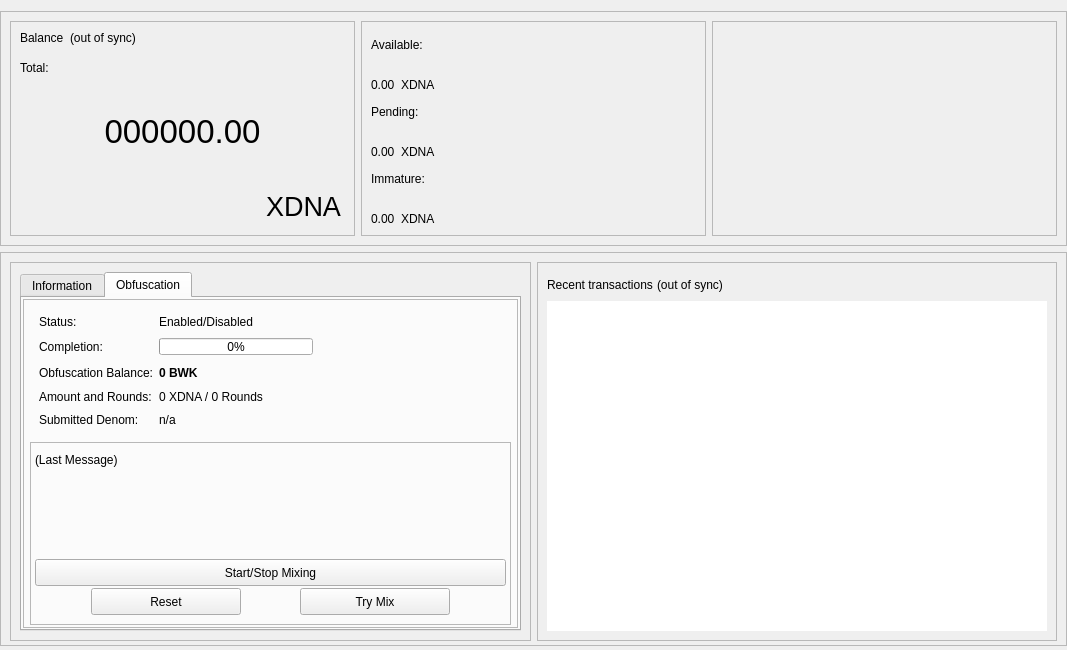
This is src/qt/forms/overviewpage.ui in XDNA-Core/XDNA as Qt 5 draws it before an edit. The edited form follows.
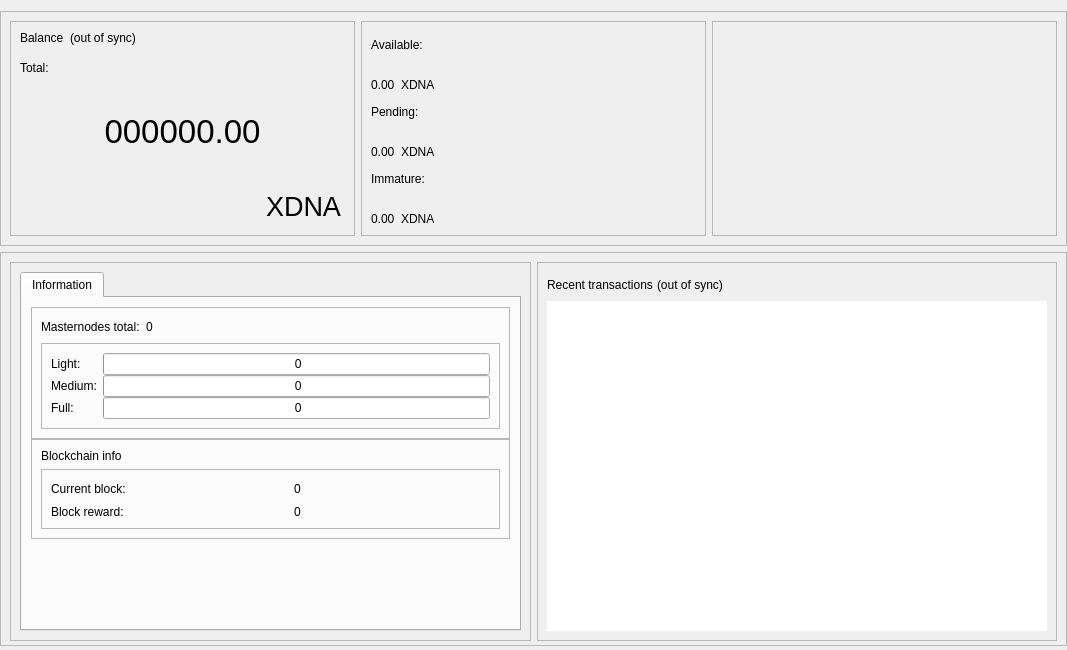
This is the edited form. The open tabs and pages were chosen to show the change.

The edit to the form file:
```diff
--- a/src/qt/forms/overviewpage.ui
+++ b/src/qt/forms/overviewpage.ui
@@ -791,13 +791,6 @@
                            </property>
                           </widget>
                          </item>
-                         <item row="2" column="2">
-                          <widget class="QLabel" name="label_CurrentBitGun_value">
-                           <property name="text">
-                            <string>0</string>
-                           </property>
-                          </widget>
-                         </item>
                          <item row="0" column="0">
                           <widget class="QLabel" name="label_CurrentBlock">
                            <property name="minimumSize">
@@ -817,47 +810,14 @@
                            </property>
                           </widget>
                          </item>
-                         <item row="2" column="0">
-                          <widget class="QLabel" name="label_CurrentBitGun">
-                           <property name="minimumSize">
-                            <size>
-                             <width>0</width>
-                             <height>0</height>
-                            </size>
-                           </property>
-                           <property name="maximumSize">
-                            <size>
-                             <width>16777215</width>
-                             <height>16777215</height>
-                            </size>
-                           </property>
-                           <property name="text">
-                            <string>BitGun level:</string>
-                           </property>
-                          </widget>
-                         </item>
-                         <item row="1" column="2">
-                          <widget class="QLabel" name="label_Nethash_value">
-                           <property name="text">
-                            <string>0</string>
-                           </property>
-                          </widget>
-                         </item>
-                         <item row="3" column="0">
+                         <item row="1" column="0">
                           <widget class="QLabel" name="label_CurrentBlockReward">
                            <property name="text">
                             <string>Block reward:</string>
                            </property>
                           </widget>
                          </item>
-                         <item row="1" column="0">
-                          <widget class="QLabel" name="label_Nethash">
-                           <property name="text">
-                            <string>Nethash MHs:</string>
-                           </property>
-                          </widget>
-                         </item>
-                         <item row="3" column="2">
+                         <item row="1" column="2">
                           <widget class="QLabel" name="label_CurrentBlockReward_value">
                            <property name="text">
                             <string>0</string>
@@ -903,397 +863,6 @@
                  </item>
                 </layout>
                </widget>
-               <widget class="QWidget" name="TabObfuscation">
-                <attribute name="title">
-                 <string>Obfuscation</string>
-                </attribute>
-                <layout class="QVBoxLayout" name="verticalLayout_12">
-                 <property name="leftMargin">
-                  <number>1</number>
-                 </property>
-                 <property name="topMargin">
-                  <number>1</number>
-                 </property>
-                 <property name="rightMargin">
-                  <number>1</number>
-                 </property>
-                 <property name="bottomMargin">
-                  <number>1</number>
-                 </property>
-                 <item>
-                  <widget class="QFrame" name="frameObfuscation">
-                   <property name="minimumSize">
-                    <size>
-                     <width>320</width>
-                     <height>280</height>
-                    </size>
-                   </property>
-                   <property name="layoutDirection">
-                    <enum>Qt::LeftToRight</enum>
-                   </property>
-                   <property name="frameShape">
-                    <enum>QFrame::StyledPanel</enum>
-                   </property>
-                   <property name="frameShadow">
-                    <enum>QFrame::Raised</enum>
-                   </property>
-                   <layout class="QVBoxLayout" name="verticalLayout_6">
-                    <property name="leftMargin">
-                     <number>6</number>
-                    </property>
-                    <property name="topMargin">
-                     <number>6</number>
-                    </property>
-                    <property name="rightMargin">
-                     <number>6</number>
-                    </property>
-                    <property name="bottomMargin">
-                     <number>2</number>
-                    </property>
-                    <item>
-                     <widget class="QFrame" name="ObfuscationInfoFrame">
-                      <property name="minimumSize">
-                       <size>
-                        <width>0</width>
-                        <height>100</height>
-                       </size>
-                      </property>
-                      <layout class="QFormLayout" name="formLayout">
-                       <property name="fieldGrowthPolicy">
-                        <enum>QFormLayout::AllNonFixedFieldsGrow</enum>
-                       </property>
-                       <property name="horizontalSpacing">
-                        <number>6</number>
-                       </property>
-                       <property name="verticalSpacing">
-                        <number>9</number>
-                       </property>
-                       <item row="0" column="0">
-                        <widget class="QLabel" name="label_6">
-                         <property name="text">
-                          <string>Status:</string>
-                         </property>
-                        </widget>
-                       </item>
-                       <item row="0" column="1">
-                        <widget class="QLabel" name="obfuscationEnabled">
-                         <property name="text">
-                          <string>Enabled/Disabled</string>
-                         </property>
-                        </widget>
-                       </item>
-                       <item row="1" column="0">
-                        <widget class="QLabel" name="label_7">
-                         <property name="minimumSize">
-                          <size>
-                           <width>0</width>
-                           <height>17</height>
-                          </size>
-                         </property>
-                         <property name="text">
-                          <string>Completion:</string>
-                         </property>
-                        </widget>
-                       </item>
-                       <item row="1" column="1">
-                        <widget class="QProgressBar" name="obfuscationProgress">
-                         <property name="minimumSize">
-                          <size>
-                           <width>0</width>
-                           <height>17</height>
-                          </size>
-                         </property>
-                         <property name="maximumSize">
-                          <size>
-                           <width>154</width>
-                           <height>15</height>
-                          </size>
-                         </property>
-                         <property name="value">
-                          <number>0</number>
-                         </property>
-                        </widget>
-                       </item>
-                       <item row="2" column="0">
-                        <widget class="QLabel" name="labelAnonymizedText">
-                         <property name="minimumSize">
-                          <size>
-                           <width>0</width>
-                           <height>17</height>
-                          </size>
-                         </property>
-                         <property name="text">
-                          <string>Obfuscation Balance:</string>
-                         </property>
-                        </widget>
-                       </item>
-                       <item row="2" column="1">
-                        <widget class="QLabel" name="labelAnonymized">
-                         <property name="minimumSize">
-                          <size>
-                           <width>0</width>
-                           <height>17</height>
-                          </size>
-                         </property>
-                         <property name="font">
-                          <font>
-                           <weight>75</weight>
-                           <bold>true</bold>
-                          </font>
-                         </property>
-                         <property name="text">
-                          <string notr="true">0 BWK</string>
-                         </property>
-                        </widget>
-                       </item>
-                       <item row="3" column="0">
-                        <widget class="QLabel" name="label_8">
-                         <property name="text">
-                          <string>Amount and Rounds:</string>
-                         </property>
-                        </widget>
-                       </item>
-                       <item row="3" column="1">
-                        <widget class="QLabel" name="labelAmountRounds">
-                         <property name="text">
-                          <string>0 XDNA / 0 Rounds</string>
-                         </property>
-                        </widget>
-                       </item>
-                       <item row="4" column="0">
-                        <widget class="QLabel" name="label_9">
-                         <property name="text">
-                          <string>Submitted Denom:</string>
-                         </property>
-                        </widget>
-                       </item>
-                       <item row="4" column="1">
-                        <widget class="QLabel" name="labelSubmittedDenom">
-                         <property name="toolTip">
-                          <string>The denominations you submitted to the Masternode.&lt;br&gt;To mix, other users must submit the exact same denominations.</string>
-                         </property>
-                         <property name="text">
-                          <string>n/a</string>
-                         </property>
-                        </widget>
-                       </item>
-                      </layout>
-                     </widget>
-                    </item>
-                    <item>
-                     <widget class="QFrame" name="frameObfuscationControl">
-                      <property name="minimumSize">
-                       <size>
-                        <width>0</width>
-                        <height>50</height>
-                       </size>
-                      </property>
-                      <property name="maximumSize">
-                       <size>
-                        <width>16777215</width>
-                        <height>200</height>
-                       </size>
-                      </property>
-                      <property name="frameShape">
-                       <enum>QFrame::StyledPanel</enum>
-                      </property>
-                      <property name="frameShadow">
-                       <enum>QFrame::Raised</enum>
-                      </property>
-                      <layout class="QVBoxLayout" name="verticalLayout_15">
-                       <property name="spacing">
-                        <number>2</number>
-                       </property>
-                       <property name="leftMargin">
-                        <number>0</number>
-                       </property>
-                       <property name="topMargin">
-                        <number>0</number>
-                       </property>
-                       <property name="rightMargin">
-                        <number>0</number>
-                       </property>
-                       <property name="bottomMargin">
-                        <number>6</number>
-                       </property>
-                       <item>
-                        <layout class="QVBoxLayout" name="verticalLayout_14">
-                         <property name="spacing">
-                          <number>2</number>
-                         </property>
-                         <property name="leftMargin">
-                          <number>4</number>
-                         </property>
-                         <property name="topMargin">
-                          <number>10</number>
-                         </property>
-                         <property name="rightMargin">
-                          <number>4</number>
-                         </property>
-                         <property name="bottomMargin">
-                          <number>0</number>
-                         </property>
-                         <item>
-                          <widget class="QLabel" name="obfuscationStatus">
-                           <property name="sizePolicy">
-                            <sizepolicy hsizetype="Fixed" vsizetype="Preferred">
-                             <horstretch>0</horstretch>
-                             <verstretch>0</verstretch>
-                            </sizepolicy>
-                           </property>
-                           <property name="minimumSize">
-                            <size>
-                             <width>300</width>
-                             <height>20</height>
-                            </size>
-                           </property>
-                           <property name="maximumSize">
-                            <size>
-                             <width>300</width>
-                             <height>100</height>
-                            </size>
-                           </property>
-                           <property name="text">
-                            <string>(Last Message)</string>
-                           </property>
-                           <property name="alignment">
-                            <set>Qt::AlignLeading|Qt::AlignLeft|Qt::AlignTop</set>
-                           </property>
-                           <property name="wordWrap">
-                            <bool>true</bool>
-                           </property>
-                          </widget>
-                         </item>
-                         <item>
-                          <spacer name="verticalSpacer">
-                           <property name="orientation">
-                            <enum>Qt::Vertical</enum>
-                           </property>
-                           <property name="sizeType">
-                            <enum>QSizePolicy::MinimumExpanding</enum>
-                           </property>
-                           <property name="sizeHint" stdset="0">
-                            <size>
-                             <width>20</width>
-                             <height>20</height>
-                            </size>
-                           </property>
-                          </spacer>
-                         </item>
-                         <item>
-                          <layout class="QHBoxLayout" name="horizontalLayout_10">
-                           <item>
-                            <widget class="QPushButton" name="toggleObfuscation">
-                             <property name="sizePolicy">
-                              <sizepolicy hsizetype="Preferred" vsizetype="Fixed">
-                               <horstretch>0</horstretch>
-                               <verstretch>0</verstretch>
-                              </sizepolicy>
-                             </property>
-                             <property name="minimumSize">
-                              <size>
-                               <width>0</width>
-                               <height>27</height>
-                              </size>
-                             </property>
-                             <property name="maximumSize">
-                              <size>
-                               <width>16777215</width>
-                               <height>27</height>
-                              </size>
-                             </property>
-                             <property name="cursor">
-                              <cursorShape>ArrowCursor</cursorShape>
-                             </property>
-                             <property name="text">
-                              <string>Start/Stop Mixing</string>
-                             </property>
-                            </widget>
-                           </item>
-                          </layout>
-                         </item>
-                         <item>
-                          <layout class="QHBoxLayout" name="horizontalLayout_14">
-                           <property name="spacing">
-                            <number>3</number>
-                           </property>
-                           <property name="sizeConstraint">
-                            <enum>QLayout::SetFixedSize</enum>
-                           </property>
-                           <property name="bottomMargin">
-                            <number>3</number>
-                           </property>
-                           <item>
-                            <widget class="QPushButton" name="obfuscationReset">
-                             <property name="sizePolicy">
-                              <sizepolicy hsizetype="Preferred" vsizetype="Fixed">
-                               <horstretch>0</horstretch>
-                               <verstretch>0</verstretch>
-                              </sizepolicy>
-                             </property>
-                             <property name="minimumSize">
-                              <size>
-                               <width>65</width>
-                               <height>27</height>
-                              </size>
-                             </property>
-                             <property name="maximumSize">
-                              <size>
-                               <width>150</width>
-                               <height>27</height>
-                              </size>
-                             </property>
-                             <property name="toolTip">
-                              <string>Reset the current status of Obfuscation (can interrupt Obfuscation if it's in the process of Mixing, which can cost you money!)</string>
-                             </property>
-                             <property name="autoFillBackground">
-                              <bool>false</bool>
-                             </property>
-                             <property name="text">
-                              <string>Reset</string>
-                             </property>
-                            </widget>
-                           </item>
-                           <item>
-                            <widget class="QPushButton" name="obfuscationAuto">
-                             <property name="sizePolicy">
-                              <sizepolicy hsizetype="Preferred" vsizetype="Fixed">
-                               <horstretch>0</horstretch>
-                               <verstretch>0</verstretch>
-                              </sizepolicy>
-                             </property>
-                             <property name="minimumSize">
-                              <size>
-                               <width>65</width>
-                               <height>27</height>
-                              </size>
-                             </property>
-                             <property name="maximumSize">
-                              <size>
-                               <width>150</width>
-                               <height>27</height>
-                              </size>
-                             </property>
-                             <property name="toolTip">
-                              <string>Try to manually submit a Obfuscation request.</string>
-                             </property>
-                             <property name="text">
-                              <string>Try Mix</string>
-                             </property>
-                            </widget>
-                           </item>
-                          </layout>
-                         </item>
-                        </layout>
-                       </item>
-                      </layout>
-                     </widget>
-                    </item>
-                   </layout>
-                  </widget>
-                 </item>
-                </layout>
-               </widget>
               </widget>
              </item>
             </layout>
```
